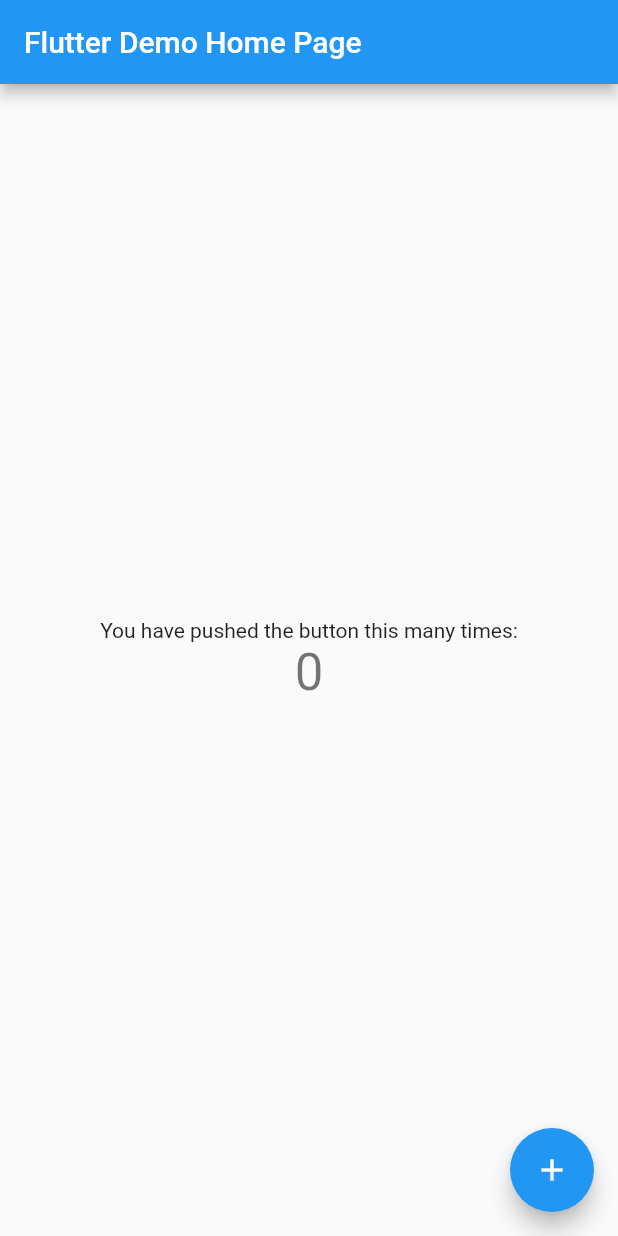
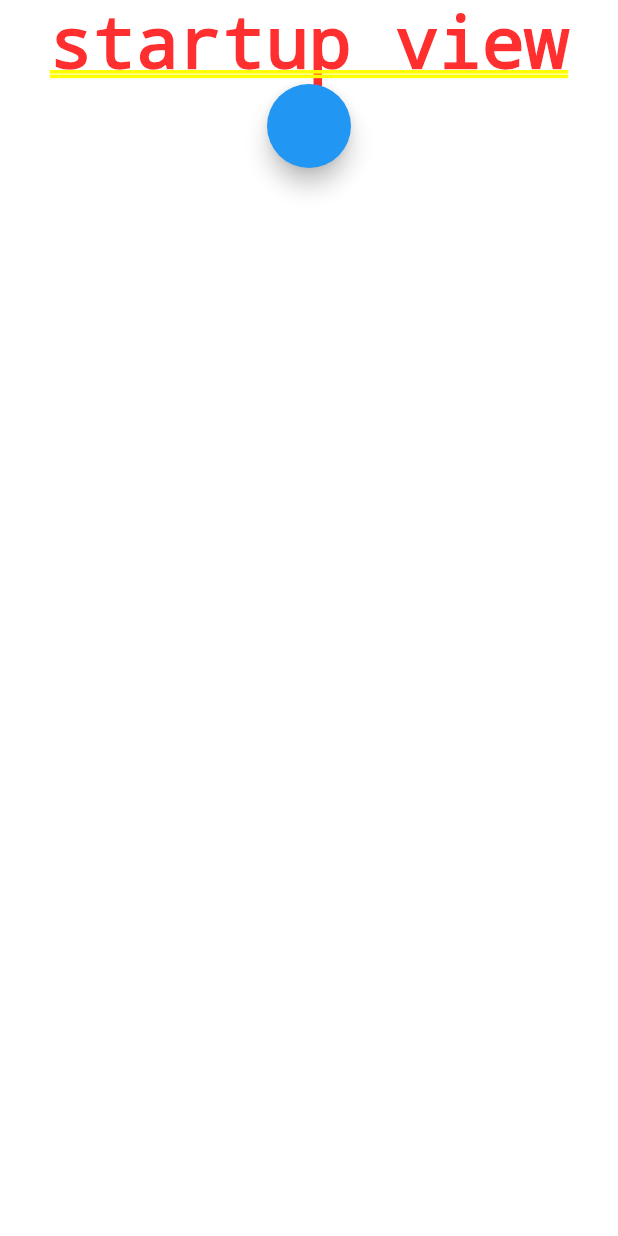
Before and after one commit to hbock-42/platinette_stacked, a Flutter app: the screen it shows after launch, on a phone screen of 412 x 824 dp. Run offline on Flutter 3.47's test engine with Material 2 defaults, Android fonts, the phone set to English and light mode, and no system bars; our stand-ins replace auto_route, get_it, injectable, stacked, stacked_services.

```diff
--- /dev/null
+++ b/packages/platinette_app/lib/app/locator.dart
@@ -0,0 +1,9 @@
+import 'package:get_it/get_it.dart';
+import 'package:injectable/injectable.dart';
+
+import 'locator.iconfig.dart';
+
+final locator = GetIt.instance;
+
+@injectableInit
+void setupLocator() => $initGetIt(locator);
--- a/packages/platinette_app/lib/main.dart
+++ b/packages/platinette_app/lib/main.dart
@@ -1,117 +1,22 @@
 import 'package:flutter/material.dart';
+import 'package:stacked_services/stacked_services.dart';
+
+import 'app/locator.dart';
+import 'app/router.gr.dart';
 
 void main() {
+  setupLocator();
   runApp(MyApp());
 }
 
 class MyApp extends StatelessWidget {
-  // This widget is the root of your application.
   @override
   Widget build(BuildContext context) {
     return MaterialApp(
       title: 'Flutter Demo',
-      theme: ThemeData(
-        // This is the theme of your application.
-        //
-        // Try running your application with "flutter run". You'll see the
-        // application has a blue toolbar. Then, without quitting the app, try
-        // changing the primarySwatch below to Colors.green and then invoke
-        // "hot reload" (press "r" in the console where you ran "flutter run",
-        // or simply save your changes to "hot reload" in a Flutter IDE).
-        // Notice that the counter didn't reset back to zero; the application
-        // is not restarted.
-        primarySwatch: Colors.blue,
-        // This makes the visual density adapt to the platform that you run
-        // the app on. For desktop platforms, the controls will be smaller and
-        // closer together (more dense) than on mobile platforms.
-        visualDensity: VisualDensity.adaptivePlatformDensity,
-      ),
-      home: MyHomePage(title: 'Flutter Demo Home Page'),
+      initialRoute: Routes.startupViewRoute,
+      onGenerateRoute: Router().onGenerateRoute,
+      navigatorKey: locator<NavigationService>().navigatorKey,
     );
   }
 }
-
-class MyHomePage extends StatefulWidget {
-  MyHomePage({Key key, this.title}) : super(key: key);
-
-  // This widget is the home page of your application. It is stateful, meaning
-  // that it has a State object (defined below) that contains fields that affect
-  // how it looks.
-
-  // This class is the configuration for the state. It holds the values (in this
-  // case the title) provided by the parent (in this case the App widget) and
-  // used by the build method of the State. Fields in a Widget subclass are
-  // always marked "final".
-
-  final String title;
-
-  @override
-  _MyHomePageState createState() => _MyHomePageState();
-}
-
-class _MyHomePageState extends State<MyHomePage> {
-  int _counter = 0;
-
-  void _incrementCounter() {
-    setState(() {
-      // This call to setState tells the Flutter framework that something has
-      // changed in this State, which causes it to rerun the build method below
-      // so that the display can reflect the updated values. If we changed
-      // _counter without calling setState(), then the build method would not be
-      // called again, and so nothing would appear to happen.
-      _counter++;
-    });
-  }
-
-  @override
-  Widget build(BuildContext context) {
-    // This method is rerun every time setState is called, for instance as done
-    // by the _incrementCounter method above.
-    //
-    // The Flutter framework has been optimized to make rerunning build methods
-    // fast, so that you can just rebuild anything that needs updating rather
-    // than having to individually change instances of widgets.
-    return Scaffold(
-      appBar: AppBar(
-        // Here we take the value from the MyHomePage object that was created by
-        // the App.build method, and use it to set our appbar title.
-        title: Text(widget.title),
-      ),
-      body: Center(
-        // Center is a layout widget. It takes a single child and positions it
-        // in the middle of the parent.
-        child: Column(
-          // Column is also a layout widget. It takes a list of children and
-          // arranges them vertically. By default, it sizes itself to fit its
-          // children horizontally, and tries to be as tall as its parent.
-          //
-          // Invoke "debug painting" (press "p" in the console, choose the
-          // "Toggle Debug Paint" action from the Flutter Inspector in Android
-          // Studio, or the "Toggle Debug Paint" command in Visual Studio Code)
-          // to see the wireframe for each widget.
-          //
-          // Column has various properties to control how it sizes itself and
-          // how it positions its children. Here we use mainAxisAlignment to
-          // center the children vertically; the main axis here is the vertical
-          // axis because Columns are vertical (the cross axis would be
-          // horizontal).
-          mainAxisAlignment: MainAxisAlignment.center,
-          children: <Widget>[
-            Text(
-              'You have pushed the button this many times:',
-            ),
-            Text(
-              '$_counter',
-              style: Theme.of(context).textTheme.headline4,
-            ),
-          ],
-        ),
-      ),
-      floatingActionButton: FloatingActionButton(
-        onPressed: _incrementCounter,
-        tooltip: 'Increment',
-        child: Icon(Icons.add),
-      ), // This trailing comma makes auto-formatting nicer for build methods.
-    );
-  }
-}
--- /dev/null
+++ b/packages/platinette_app/lib/ui/views/startup/startup_view.dart
@@ -0,0 +1,25 @@
+import 'package:flutter/material.dart';
+import 'package:stacked/stacked.dart';
+
+import 'startup_viewmodel.dart';
+
+class StartupView extends StatelessWidget {
+  @override
+  Widget build(BuildContext context) {
+    return ViewModelBuilder<StartupViewModel>.reactive(
+      builder: (context, viewModel, child) => Container(
+        child: Center(
+          child: Column(
+            children: [
+              Text('startup view'),
+              FloatingActionButton(
+                onPressed: () => viewModel.navigateToHome(),
+              ),
+            ],
+          ),
+        ),
+      ),
+      viewModelBuilder: () => StartupViewModel(),
+    );
+  }
+}
--- /dev/null
+++ b/packages/platinette_app/lib/ui/views/startup/startup_viewmodel.dart
@@ -0,0 +1,12 @@
+import 'package:platinette_app/app/locator.dart';
+import 'package:platinette_app/app/router.gr.dart';
+import 'package:stacked/stacked.dart';
+import 'package:stacked_services/stacked_services.dart';
+
+class StartupViewModel extends BaseViewModel {
+  final NavigationService _navigationService = locator<NavigationService>();
+
+  Future navigateToHome() async {
+    await _navigationService.navigateTo(Routes.homeViewRoute);
+  }
+}
```
Also changed, not shown: packages/platinette_app/lib/app/locator.iconfig.dart (added, +24 -0 lines), packages/platinette_app/lib/app/router.dart (added, +10 -0 lines), packages/platinette_app/lib/services/third_party_services_module.dart (added, +10 -0 lines), packages/platinette_app/lib/ui/views/home/home_view.dart (added, +26 -0 lines), packages/platinette_app/lib/ui/views/home/home_viewmodel.dart (added, +14 -0 lines), packages/platinette_app/pubspec.yaml (+12 -55 lines), packages/platinette_app/lib/app/router.gr.dart (added), packages/platinette_app/pubspec.lock.
